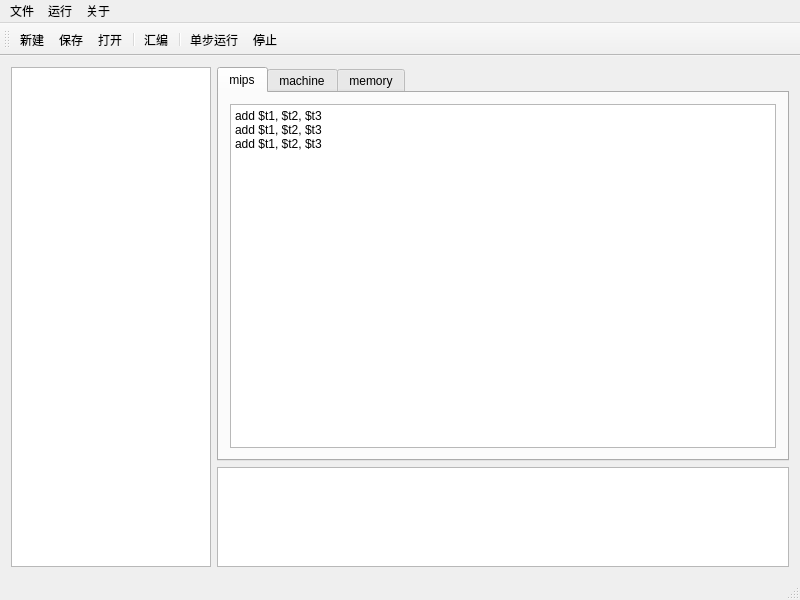
Above: mainwindow.ui from Gnnng/sim before the change. Below: the same form after it.
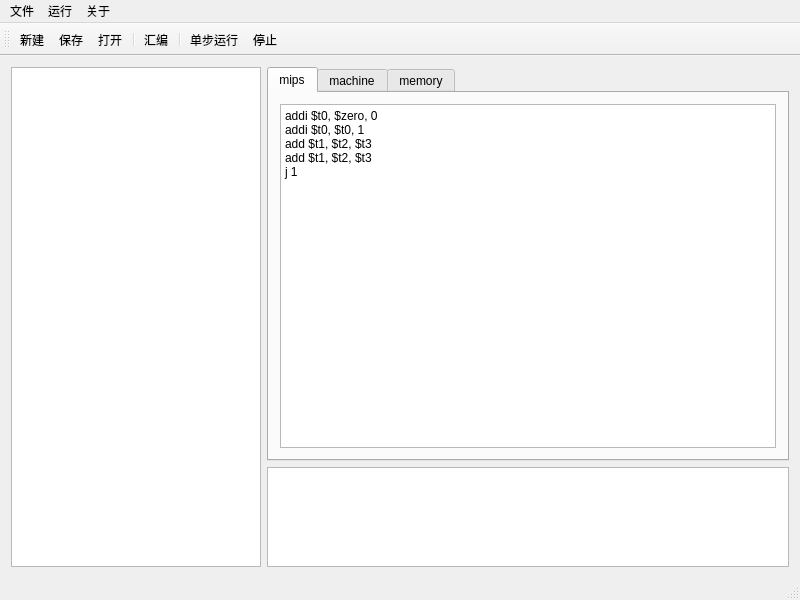
That is the form after the change. Icons and pictures are not drawn.

```diff
--- a/mainwindow.ui
+++ b/mainwindow.ui
@@ -39,13 +39,13 @@
        <widget class="QPlainTextEdit" name="plainTextEditStatus">
         <property name="minimumSize">
          <size>
-          <width>100</width>
+          <width>200</width>
           <height>0</height>
          </size>
         </property>
         <property name="maximumSize">
          <size>
-          <width>200</width>
+          <width>250</width>
           <height>16777215</height>
          </size>
         </property>
@@ -75,9 +75,11 @@
             <item>
              <widget class="QPlainTextEdit" name="plainTextEditMips">
               <property name="plainText">
-               <string>add $t1, $t2, $t3
+               <string>addi $t0, $zero, 0
+addi $t0, $t0, 1
 add $t1, $t2, $t3
-add $t1, $t2, $t3</string>
+add $t1, $t2, $t3
+j 1</string>
               </property>
              </widget>
             </item>
```
